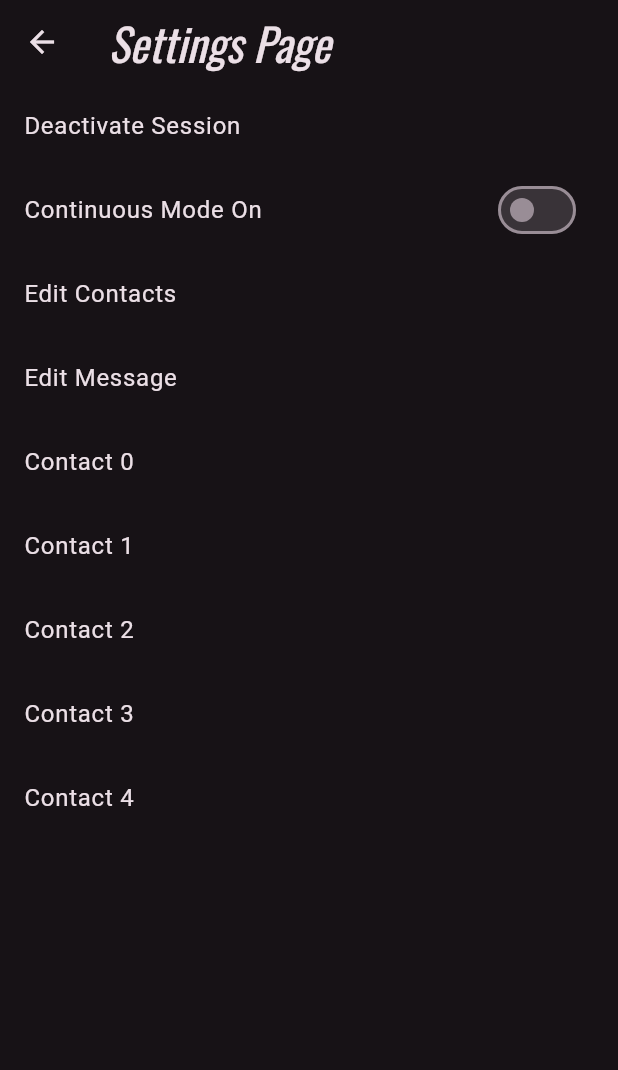
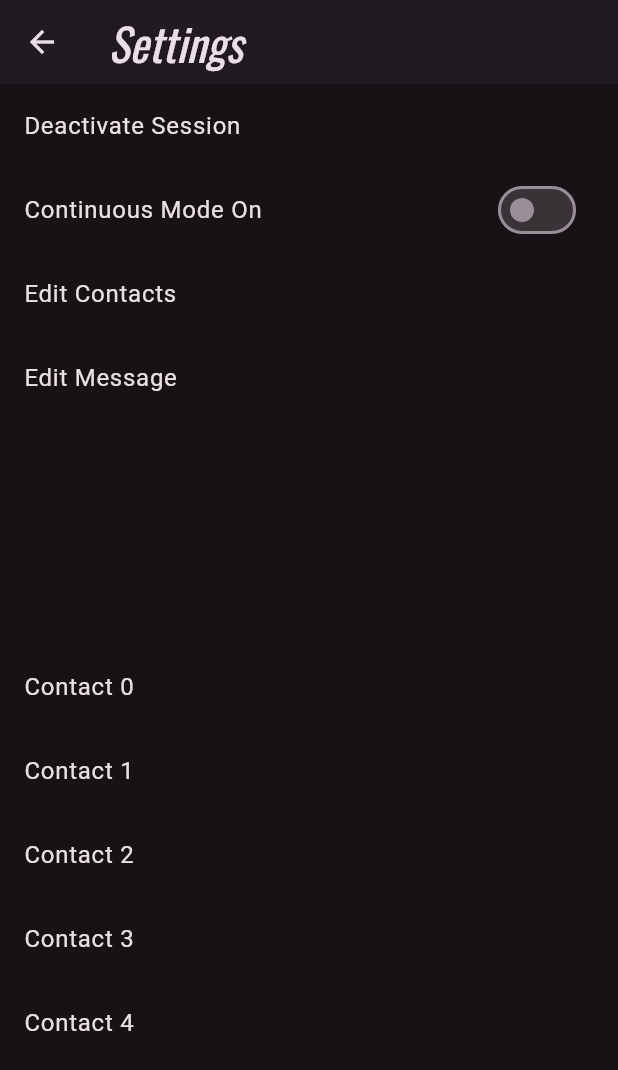
Before and after one commit to SzabadosA/tap_out, a Flutter app: the screen it shows after launch, after a tap on "Activate", after a tap on "Settings", on a phone screen of 412 x 824 dp. Shown: the top 1070 px of the screen. Run offline on Flutter 3.47's test engine with Material 3 defaults, Android fonts, the phone set to English and light mode, and no system bars; our stand-ins replace avatar_glow, google_fonts.

Commit message:
add basic UI skeleton

```diff
--- /dev/null
+++ b/lib/custom_button.dart
@@ -0,0 +1,30 @@
+import 'package:flutter/material.dart';
+
+class StyledElevatedButton extends StatelessWidget {
+  final String text;
+  final VoidCallback onPressed;
+  final Color backgroundColor;
+  final Color textColor;
+
+  // Constructor for your custom button
+  StyledElevatedButton({
+    required this.text,
+    required this.onPressed,
+    this.backgroundColor = Colors.blue,
+    this.textColor = Colors.white,
+  });
+
+  @override
+  Widget build(BuildContext context) {
+    return ElevatedButton(
+      onPressed: onPressed,
+      style: ElevatedButton.styleFrom(
+        shape: RoundedRectangleBorder(borderRadius: BorderRadius.circular(15)),
+        padding: EdgeInsets.symmetric(
+            horizontal: 50, vertical: 20), // Adjust padding to change size
+        textStyle: TextStyle(fontSize: 20), // Optionally adjust font size
+      ),
+      child: Text(text),
+    );
+  }
+}
--- a/lib/main.dart
+++ b/lib/main.dart
@@ -1,6 +1,8 @@
+import 'package:avatar_glow/avatar_glow.dart';
 import 'package:flutter/material.dart';
 import 'package:google_fonts/google_fonts.dart';
 import 'settings_page.dart';
+import 'custom_button.dart';
 
 void main() => runApp(const MyApp());
 
@@ -10,7 +12,7 @@ class MyApp extends StatelessWidget {
   @override
   Widget build(BuildContext context) {
     return MaterialApp(
-      title: 'Flutter Demo',
+      title: 'TapOut SOS',
       theme: ThemeData(
         useMaterial3: true,
 
@@ -51,6 +53,7 @@ class _MainPageState extends State<MainPage> {
   Widget build(BuildContext context) {
     return Scaffold(
       appBar: AppBar(
+        elevation: 8,
         title: const Text('Tap Out SOS'),
         actions: <Widget>[
           IconButton(
@@ -65,35 +68,56 @@ class _MainPageState extends State<MainPage> {
         child: Column(
           mainAxisAlignment: MainAxisAlignment.center,
           children: <Widget>[
-            Container(
-              width: 50,
-              height: 50,
-              decoration: BoxDecoration(
-                color: isActivated ? Colors.red : Colors.blue,
-                shape: BoxShape.circle,
-              ),
-            ),
-            const SizedBox(height: 20),
+            AvatarGlow(
+                duration: const Duration(milliseconds: 1500),
+                endRadius: 300,
+                glowColor: isActivated ? Colors.red : Colors.blue,
+                curve: Curves.fastOutSlowIn,
+                child: Stack(
+                  alignment: Alignment.center,
+                  children: [
+                    Icon(
+                      Icons.circle,
+                      size: 150,
+                      color: isActivated ? Colors.red : Colors.blue,
+                    ),
+                    Icon(
+                      Icons.circle_outlined,
+                      size: 350,
+                      color: isActivated ? Colors.red : Colors.blue,
+                    ),
+                  ],
+                )),
+            const SizedBox(height: 50),
             Row(
               mainAxisAlignment: MainAxisAlignment.center,
               children: <Widget>[
-                ElevatedButton(
+                StyledElevatedButton(
+                  text: isActivated ? 'Active' : 'Activate',
+                  textColor: isActivated ? Colors.white : Colors.red,
                   onPressed: () {
                     setState(() {
-                      isActivated = !isActivated;
+                      isActivated = true;
                     });
                   },
-                  child: Text(isActivated ? 'Deactivate' : 'Activate'),
                 ),
                 SizedBox(width: 20),
-                ElevatedButton(
+                StyledElevatedButton(
+                  text: 'Settings',
                   onPressed: () {
                     Navigator.push(
                       context,
-                      MaterialPageRoute(builder: (context) => SettingsPage()),
+                      MaterialPageRoute(
+                        builder: (context) => SettingsPage(
+                          deactivateSessionCallback: () {
+                            setState(() {
+                              isActivated = false; // Ensures deactivation
+                            });
+                          },
+                        ),
+                      ),
                     );
                   },
-                  child: const Text('Settings'),
                 ),
               ],
             ),
--- a/lib/settings_page.dart
+++ b/lib/settings_page.dart
@@ -1,39 +1,47 @@
 import 'package:flutter/material.dart';
 
 class SettingsPage extends StatelessWidget {
+  final Function deactivateSessionCallback;
+
+  const SettingsPage({super.key, required this.deactivateSessionCallback});
+
   @override
   Widget build(BuildContext context) {
     return Scaffold(
       appBar: AppBar(
-        title: Text('Settings Page'),
+        elevation: 1,
+        title: const Text('Settings'),
       ),
       body: ListView(
         children: <Widget>[
           ListTile(
-            title: Text('Deactivate Session'),
+            title: const Text('Deactivate Session'),
             onTap: () {
-              // Deactivate session
+              deactivateSessionCallback();
+              Navigator.pop(
+                  context); // Optionally pop the settings page after deactivating
             },
           ),
           SwitchListTile(
-            title: Text('Continuous Mode On'),
+            title: const Text('Continuous Mode On'),
             value: false,
             onChanged: (bool value) {
               // Handle change
             },
           ),
           ListTile(
-            title: Text('Edit Contacts'),
+            title: const Text('Edit Contacts'),
             onTap: () {
               // Navigate to edit contacts page
             },
           ),
           ListTile(
-            title: Text('Edit Message'),
+            title: const Text('Edit Message'),
             onTap: () {
               // Navigate to edit message page
             },
           ),
+          const SizedBox(height: 150),
           ...List.generate(
               5, (index) => ListTile(title: Text('Contact $index'))),
         ],
--- a/pubspec.yaml
+++ b/pubspec.yaml
@@ -36,6 +36,7 @@ dependencies:
   # The following adds the Cupertino Icons font to your application.
   # Use with the CupertinoIcons class for iOS style icons.
   cupertino_icons: ^1.0.6
+  avatar_glow: 2.0.2
 
 dev_dependencies:
   flutter_test:
```
Also changed, not shown: pubspec.lock.
